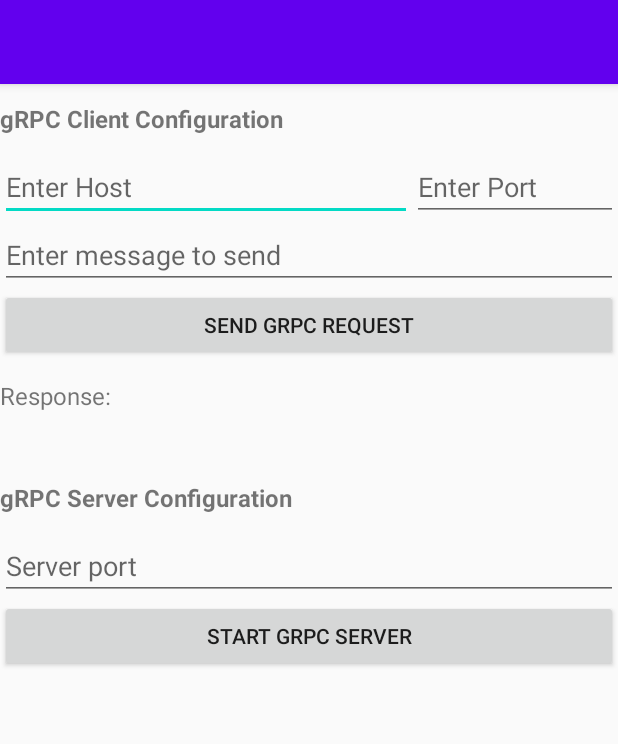
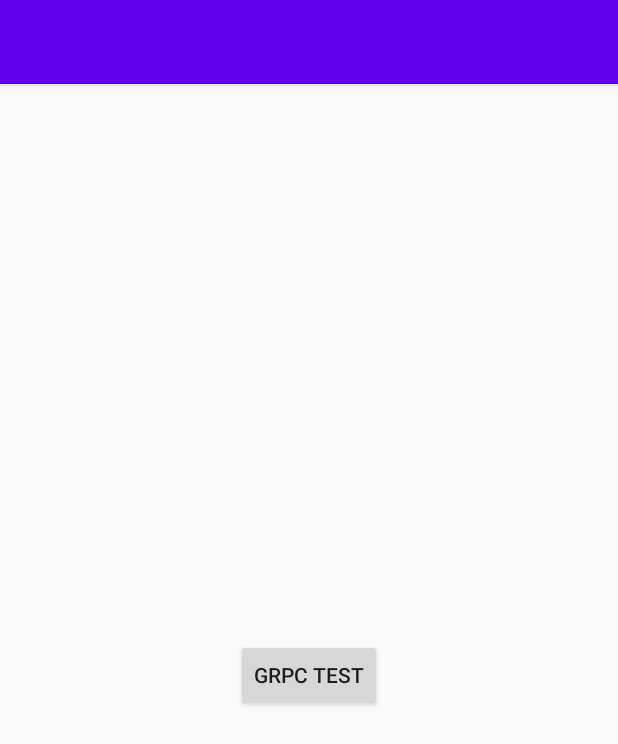
Before and after one commit to narakai/logindemo, an Android app: the screen it shows after launch (HelloworldActivity before the commit, MainActivity after it), after a tap on "GRPC TEST", on a phone screen of 412 x 824 dp. Shown: the top 744 px of the screen. Run offline under Robolectric (Android 15) with nearby library versions, the phone set to English and light mode, and no system bars; 4 statements that could not run were skipped.

Commit message:
clean client code before making real sample

```diff
--- a/client/android/app/src/main/AndroidManifest.xml
+++ b/client/android/app/src/main/AndroidManifest.xml
@@ -18,7 +18,6 @@
                 <category android:name="android.intent.category.LAUNCHER" />
             </intent-filter>
         </activity>
-        <activity android:name=".activity.HelloworldActivity" />
     </application>
 
 </manifest>
--- a/client/android/app/src/main/java/com/tencent/logindemo/activity/MainActivity.kt
+++ b/client/android/app/src/main/java/com/tencent/logindemo/activity/MainActivity.kt
@@ -1,9 +1,8 @@
 package com.tencent.logindemo.activity
 
-import android.content.Intent
-import androidx.appcompat.app.AppCompatActivity
 import android.os.Bundle
 import android.view.View
+import androidx.appcompat.app.AppCompatActivity
 import com.tencent.logindemo.R
 import com.tencent.logindemo.djinni.HelloWorld
 import kotlinx.android.synthetic.main.activity_main.*
@@ -27,7 +26,15 @@ class MainActivity : AppCompatActivity() {
         }
     }
 
+    external fun sayHello(
+        host: String?,
+        port: Int,
+        message: String?
+    ): String?
+
     fun testGRPC(view: View) {
-        startActivity(Intent(this, HelloworldActivity::class.java))
+        //startActivity(Intent(this, HelloworldActivity::class.java))
+        val message = sayHello("111.229.210.33", 50051, "logindemo")
+        sample_text.text = message
     }
 }
--- a/client/android/app/src/main/res/layout/activity_helloworld.xml
+++ /dev/null
@@ -1,89 +0,0 @@
-<LinearLayout xmlns:android="http://schemas.android.com/apk/res/android"
-    xmlns:tools="http://schemas.android.com/tools"
-    android:layout_width="match_parent"
-    android:layout_height="match_parent"
-    android:orientation="vertical"
-    tools:context=".activity.HelloworldActivity">
-
-    <TextView
-        android:layout_width="match_parent"
-        android:layout_height="wrap_content"
-        android:paddingTop="12dp"
-        android:paddingBottom="12dp"
-        android:text="gRPC Client Configuration"
-        android:textSize="16sp"
-        android:textStyle="bold" />
-
-    <LinearLayout
-        android:layout_width="match_parent"
-        android:layout_height="wrap_content"
-        android:orientation="horizontal">
-
-        <EditText
-            android:id="@+id/host_edit_text"
-            android:layout_width="0dp"
-            android:layout_height="wrap_content"
-            android:layout_weight="2"
-            android:hint="Enter Host" />
-
-        <EditText
-            android:id="@+id/port_edit_text"
-            android:layout_width="0dp"
-            android:layout_height="wrap_content"
-            android:layout_weight="1"
-            android:hint="Enter Port"
-            android:inputType="numberDecimal" />
-    </LinearLayout>
-
-
-    <EditText
-        android:id="@+id/message_edit_text"
-        android:layout_width="match_parent"
-        android:layout_height="wrap_content"
-        android:hint="Enter message to send" />
-
-    <Button
-        android:id="@+id/send_button"
-        android:layout_width="match_parent"
-        android:layout_height="wrap_content"
-        android:onClick="sendMessage"
-        android:text="Send gRPC Request" />
-
-    <TextView
-        android:layout_width="match_parent"
-        android:layout_height="wrap_content"
-        android:paddingTop="12dp"
-        android:paddingBottom="12dp"
-        android:text="Response:"
-        android:textSize="16sp" />
-
-    <TextView
-        android:id="@+id/grpc_response_text"
-        android:layout_width="match_parent"
-        android:layout_height="wrap_content"
-        android:scrollbars="vertical"
-        android:textSize="16sp" />
-
-    <TextView
-        android:layout_width="match_parent"
-        android:layout_height="wrap_content"
-        android:paddingTop="12dp"
-        android:paddingBottom="12dp"
-        android:text="gRPC Server Configuration"
-        android:textSize="16sp"
-        android:textStyle="bold" />
-
-    <EditText
-        android:id="@+id/server_port_edit_text"
-        android:layout_width="match_parent"
-        android:layout_height="wrap_content"
-        android:hint="Server port" />
-
-    <Button
-        android:id="@+id/server_button"
-        android:layout_width="match_parent"
-        android:layout_height="wrap_content"
-        android:onClick="startOrStopServer"
-        android:text="Start gRPC Server" />
-
-</LinearLayout>
```
Also changed, not shown: client/android/app/src/main/cpp/CMakeLists.txt (+7 -33 lines), client/android/app/src/main/java/com/tencent/logindemo/activity/HelloworldActivity.java (deleted, +0 -178 lines), 3 other files.
